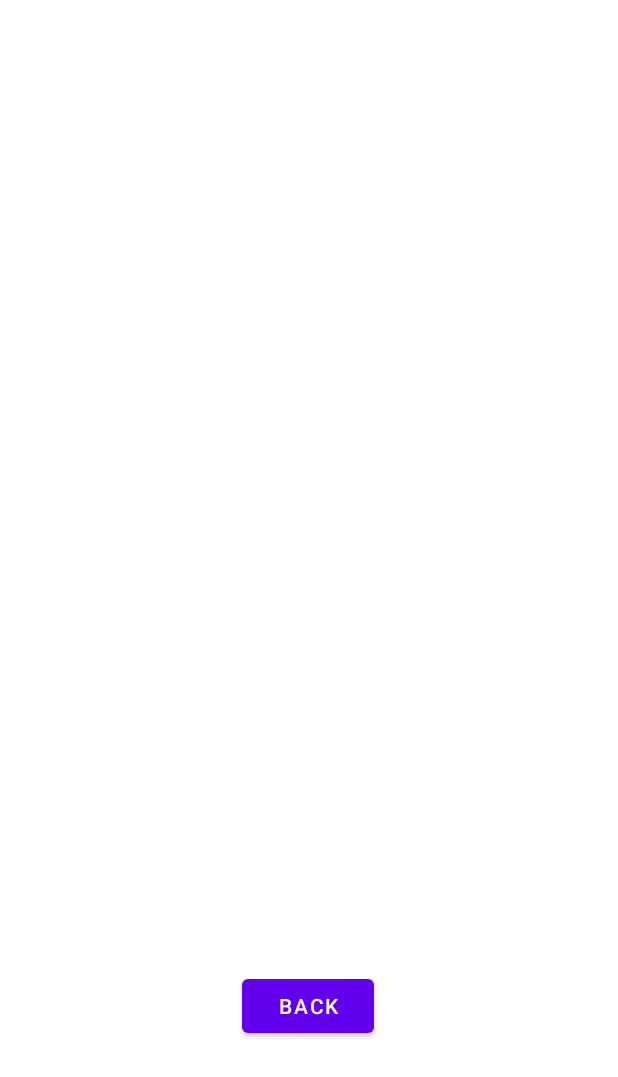
After one commit to SE2-GruppeA/PiatnikParty, an Android app: the layout fragment_play_game.xml on its own in the app's theme, with its tools: preview values and no code run, on a phone screen of 412 x 824 dp. The commit adds this screen. Shown: the top 1077 px of the screen. Run offline under Robolectric (Android 15) with nearby library versions, the phone set to English and light mode, and no system bars.

Commit message:
Fragment fragment_play_game hinzugefügt

```diff
--- a/app/src/main/java/com/example/piatinkpartyapp/screens/CreateGameFragment.java
+++ b/app/src/main/java/com/example/piatinkpartyapp/screens/CreateGameFragment.java
@@ -51,6 +51,7 @@ public class CreateGameFragment extends Fragment implements View.OnClickListener
         //add views
         ButtonBack = root.findViewById(R.id.buttonBack);
         ButtonStartLobby = root. findViewById(R. id. buttonStartLobby);
+
         //add onclick listeners
         ButtonBack.setOnClickListener(this);
         ButtonStartLobby.setOnClickListener(this);
@@ -60,9 +61,9 @@ public class CreateGameFragment extends Fragment implements View.OnClickListener
 
     @Override
     public void onClick(View view) {
-        if(view == ButtonBack) {
+        if (view == ButtonBack) {
             getActivity().getSupportFragmentManager().beginTransaction().remove(this).commit();
-        }else if(view == ButtonStartLobby) {
+        } else if(view == ButtonStartLobby) {
             getActivity().getSupportFragmentManager().beginTransaction().replace(android.R.id.content,
                     new WaitingPlayersFragment()).commit();
         }
--- a/app/src/main/res/layout/fragment_create_game.xml
+++ b/app/src/main/res/layout/fragment_create_game.xml
@@ -1,5 +1,6 @@
 <?xml version="1.0" encoding="utf-8"?>
-<androidx.constraintlayout.widget.ConstraintLayout xmlns:android="http://schemas.android.com/apk/res/android"
+<androidx.constraintlayout.widget.ConstraintLayout
+    xmlns:android="http://schemas.android.com/apk/res/android"
     xmlns:app="http://schemas.android.com/apk/res-auto"
     xmlns:tools="http://schemas.android.com/tools"
     android:id="@+id/frameLayout"
--- /dev/null
+++ b/app/src/main/res/layout/fragment_play_game.xml
@@ -0,0 +1,25 @@
+<?xml version="1.0" encoding="utf-8"?>
+<androidx.constraintlayout.widget.ConstraintLayout
+    xmlns:android="http://schemas.android.com/apk/res/android"
+    xmlns:app="http://schemas.android.com/apk/res-auto"
+    xmlns:tools="http://schemas.android.com/tools"
+    android:id="@+id/fragment_play_game"
+    android:layout_width="match_parent"
+    android:layout_height="match_parent"
+    tools:context=".screens.PlayGameFragment">
+
+    <!-- TODO: Update blank fragment layout -->
+
+    <Button
+        android:id="@+id/returnButton"
+        android:layout_width="wrap_content"
+        android:layout_height="wrap_content"
+        android:text="@string/back"
+        app:layout_constraintBottom_toBottomOf="parent"
+        app:layout_constraintEnd_toEndOf="parent"
+        app:layout_constraintHorizontal_bias="0.498"
+        app:layout_constraintStart_toStartOf="parent"
+        app:layout_constraintTop_toTopOf="parent"
+        app:layout_constraintVertical_bias="0.833" />
+
+</androidx.constraintlayout.widget.ConstraintLayout>
```
Also changed, not shown: app/src/main/java/com/example/piatinkpartyapp/screens/MainActivity.java (+13 -10 lines), app/src/main/java/com/example/piatinkpartyapp/screens/PlayGameFragment.java (+44 -21 lines).
